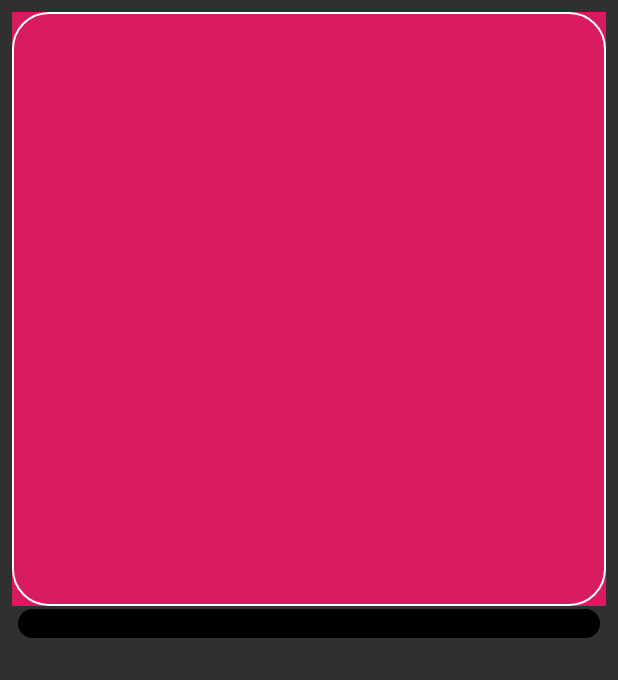
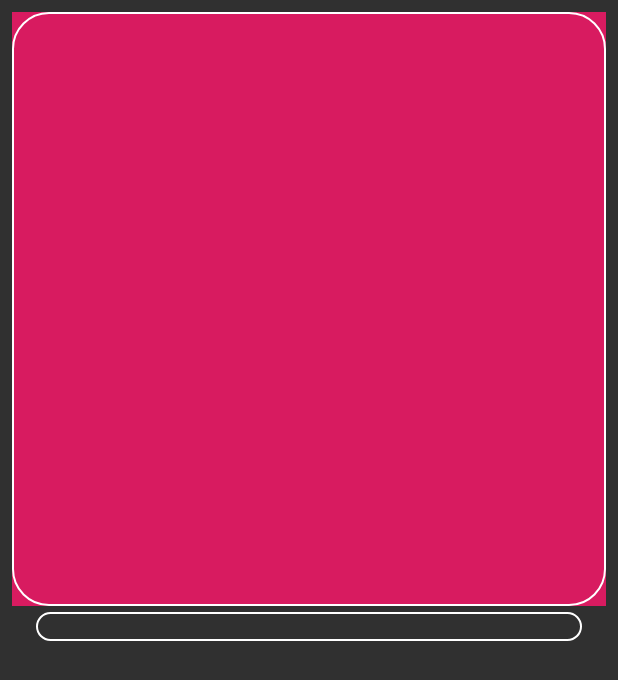
Before and after one commit to broliver12/iris, an Android app: the layout view_fav_color_tile.xml on its own in the app's theme, with its tools: preview values and no code run, on a phone screen of 412 x 824 dp. Shown: the top 680 px of the screen. Run offline under Robolectric (Android 15) with nearby library versions, the phone set to English and light mode, and no system bars.

Commit message:
[colorpicker] some improvements

```diff
--- a/app/src/main/res/drawable/red_rounded_rect.xml
+++ b/app/src/main/res/drawable/red_rounded_rect.xml
@@ -2,7 +2,7 @@
 <shape xmlns:android="http://schemas.android.com/apk/res/android"
     android:shape="rectangle">
 
-    <solid android:color="@color/colorAccent" />
+    <solid android:color="@color/red" />
 
     <corners android:radius="24dp" />
 
--- a/app/src/main/res/layout/fragment_color_picker.xml
+++ b/app/src/main/res/layout/fragment_color_picker.xml
@@ -253,7 +253,7 @@
                 android:id="@+id/saveButton"
                 android:layout_width="match_parent"
                 android:layout_height="match_parent"
-                android:background="@drawable/green_rounded_rect"
+                android:background="@drawable/border_white_rounder_rect"
                 android:gravity="center"
                 android:text="SAVE"
                 android:textSize="20sp" />
@@ -271,7 +271,7 @@
                     android:layout_height="match_parent"
                     android:layout_marginEnd="16dp"
                     android:layout_weight="2"
-                    android:background="@drawable/green_rounded_rect"
+                    android:background="@drawable/border_white_rounder_rect"
                     android:gravity="center"
                     android:text="Confirm"
                     android:textSize="16sp" />
--- a/app/src/main/res/layout/fragment_saved_colors.xml
+++ b/app/src/main/res/layout/fragment_saved_colors.xml
@@ -33,6 +33,8 @@
         android:id="@+id/colorListRecyclerView"
         android:layout_width="match_parent"
         android:layout_height="0dp"
+        android:layout_marginStart="8dp"
+        android:layout_marginEnd="8dp"
         app:layout_constraintEnd_toEndOf="parent"
         app:layout_constraintStart_toStartOf="parent"
         app:layout_constraintTop_toBottomOf="@id/saved_color_toolbar"
--- a/app/src/main/res/layout/view_fav_color_tile.xml
+++ b/app/src/main/res/layout/view_fav_color_tile.xml
@@ -44,6 +44,7 @@
                 android:gravity="center"
                 android:textColor="@android:color/white"
                 app:layout_constraintEnd_toEndOf="parent"
+                app:layout_constraintBottom_toTopOf="@id/tileCMYKTextView"
                 app:layout_constraintStart_toStartOf="parent"
                 app:layout_constraintTop_toTopOf="parent" />
 
@@ -57,21 +58,20 @@
                 android:textSize="12sp"
                 android:gravity="center"
                 android:textColor="@android:color/white"
+                app:layout_constraintBottom_toBottomOf="parent"
                 app:layout_constraintEnd_toEndOf="parent"
                 app:layout_constraintStart_toStartOf="parent"
                 app:layout_constraintTop_toBottomOf="@id/tileRGBTextView"/>
         </androidx.constraintlayout.widget.ConstraintLayout>
 
-
-
         <TextView
             android:id="@+id/tileHexTextView"
             android:layout_width="match_parent"
             android:layout_height="wrap_content"
-            android:layout_marginStart="12dp"
-            android:layout_marginTop="2dp"
-            android:layout_marginEnd="12dp"
-            android:background="@drawable/black_rounded_rect"
+            android:layout_marginStart="24dp"
+            android:layout_marginTop="4dp"
+            android:layout_marginEnd="24dp"
+            android:background="@drawable/border_white_rounder_rect"
             android:gravity="center"
             android:textColor="@android:color/white"
             app:layout_constraintBottom_toBottomOf="parent"
--- a/app/src/main/res/values/colors.xml
+++ b/app/src/main/res/values/colors.xml
@@ -6,4 +6,5 @@
     <color name="spaceGrey">#140c54</color>
     <color name="backgroundPurple">#5900B0</color>
     <color name="black">#000000</color>
+    <color name="red">#dd2222</color>
 </resources>
```
Also changed, not shown: app/src/main/java/com/strasz/colorpicker/view/ColorListAdapter.kt (+5 -36 lines), app/src/main/java/com/strasz/colorpicker/view/ColorTileViewHolder.kt (added, +28 -0 lines).
